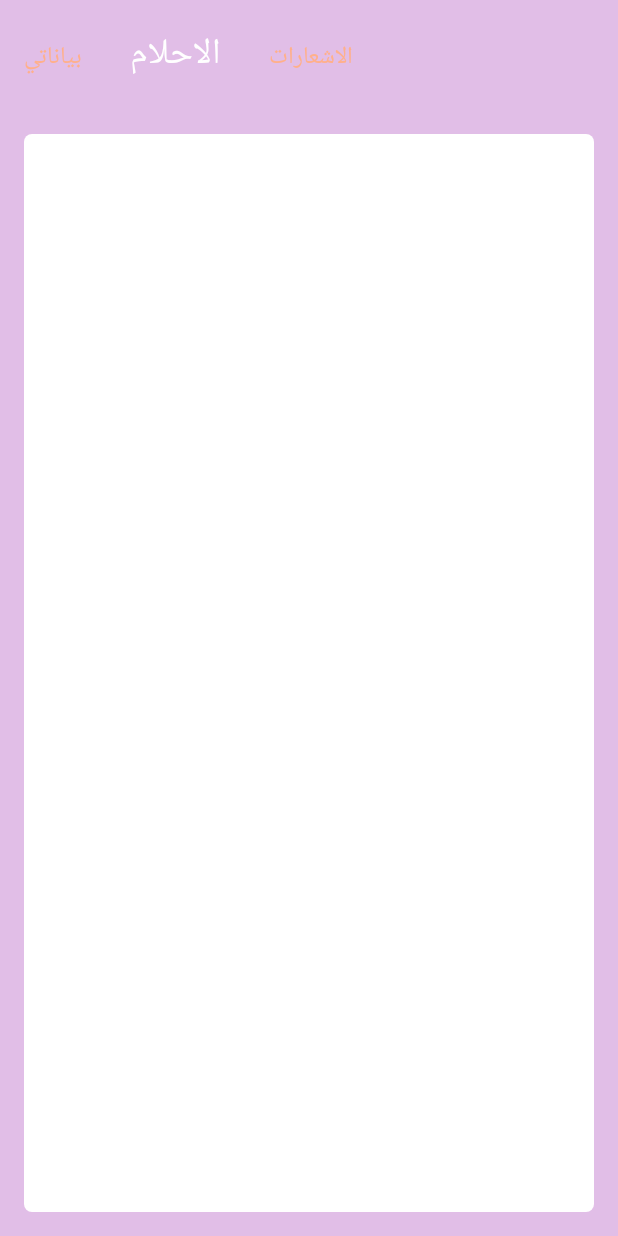
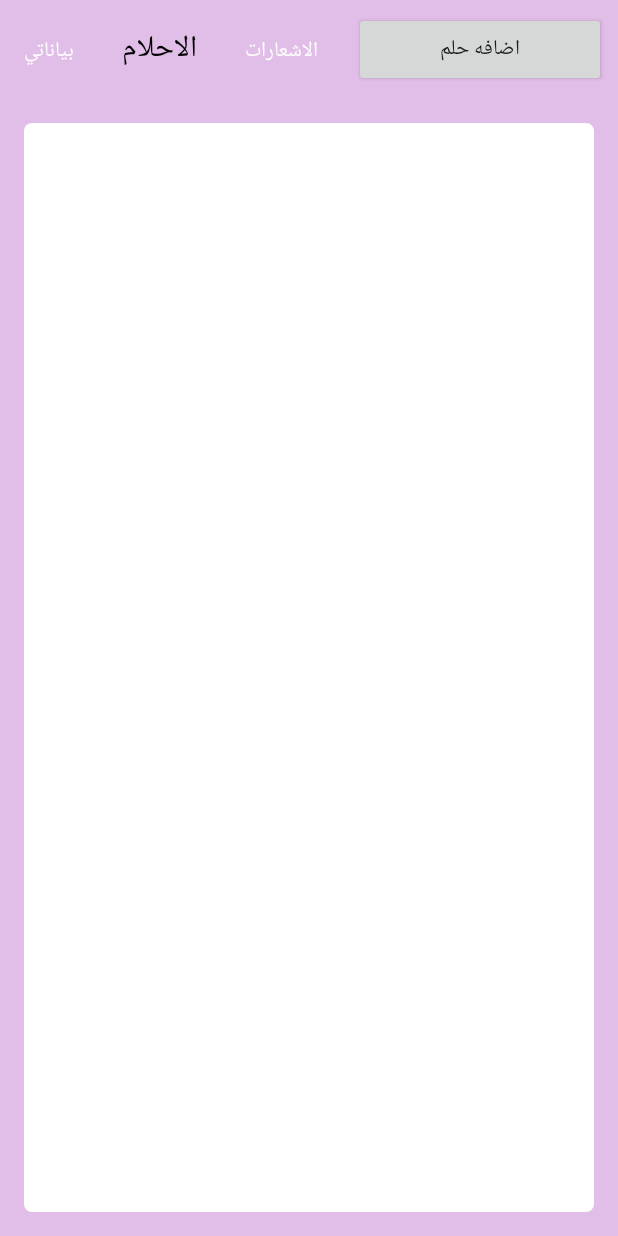
Before and after one commit to AhmedSalemgitHub/DreamnewDesign, an Android app: the screen it shows after launch once a user with an empty profile is signed in (MainActivity), after a tap on "الاحلام", on a phone screen of 412 x 824 dp. Run offline under Robolectric (Android 15) with nearby library versions, the phone set to English and light mode, and no system bars; our stand-ins replace Firebase (no records; nobody signed in at launch, a user with empty details on screens opened directly); Roboto replaces fonts that are not available here.

Commit message:
need update to user pref

```diff
--- a/app/src/main/java/com/tellyourdream/tellyourdream/LoginActivity.java
+++ b/app/src/main/java/com/tellyourdream/tellyourdream/LoginActivity.java
@@ -81,6 +81,7 @@ public class LoginActivity extends AppCompatActivity {
                               if (task.isSuccessful())
                               {
                                   Intent tomainintent = new Intent(LoginActivity.this,MainActivity.class);
+                                  tomainintent.putExtra("email", email);
                                   startActivity(tomainintent);
                                   finish();
 
--- a/app/src/main/java/com/tellyourdream/tellyourdream/MainActivity.java
+++ b/app/src/main/java/com/tellyourdream/tellyourdream/MainActivity.java
@@ -5,6 +5,7 @@ import android.support.v4.view.ViewPager;
 import android.support.v7.app.AppCompatActivity;
 import android.os.Bundle;
 import android.view.View;
+import android.widget.Button;
 import android.widget.TextView;
 
 import com.google.firebase.auth.FirebaseAuth;
@@ -15,6 +16,7 @@ public class MainActivity extends AppCompatActivity {
     private TextView mProfileLabel;
     private TextView mDreamsLabel;
     private TextView mNotificationLabel;
+    private Button mAddDreamButton;
 
     private ViewPager mMainPage;
 
@@ -50,6 +52,15 @@ public class MainActivity extends AppCompatActivity {
         mProfileLabel = (TextView) findViewById(R.id.profile_label_textView);
         mDreamsLabel = (TextView) findViewById(R.id.dream_label_textView);
         mNotificationLabel = (TextView) findViewById(R.id.notification_label_textView);
+
+        mAddDreamButton = (Button) findViewById(R.id.btn_add_dream);
+
+        mAddDreamButton.setOnClickListener(new View.OnClickListener() {
+            @Override
+            public void onClick(View v) {
+
+            }
+        });
 
         mMainPage = (ViewPager) findViewById(R.id.mainPager);
         mPagerViewAdapter = new PagerViewAdapter(getSupportFragmentManager());
@@ -100,35 +111,35 @@ public class MainActivity extends AppCompatActivity {
         if (i == 0)
         {
             mProfileLabel.setTextColor(getResources().getColor(R.color.textTabBright));
-            mProfileLabel.setTextSize(24);
+            mProfileLabel.setTextSize(20);
 
             mDreamsLabel.setTextColor(getResources().getColor(R.color.textTabLight));
-            mDreamsLabel.setTextSize(16);
+            mDreamsLabel.setTextSize(14);
 
             mNotificationLabel.setTextColor(getResources().getColor(R.color.textTabLight));
-            mNotificationLabel.setTextSize(16);
+            mNotificationLabel.setTextSize(14);
         }
         else if (i == 1)
         {
             mProfileLabel.setTextColor(getResources().getColor(R.color.textTabLight));
-            mProfileLabel.setTextSize(16);
+            mProfileLabel.setTextSize(14);
 
             mDreamsLabel.setTextColor(getResources().getColor(R.color.textTabBright));
-            mDreamsLabel.setTextSize(24);
+            mDreamsLabel.setTextSize(20);
 
             mNotificationLabel.setTextColor(getResources().getColor(R.color.textTabLight));
-            mNotificationLabel.setTextSize(16);
+            mNotificationLabel.setTextSize(14);
         }
         else if ( i == 2)
         {
             mProfileLabel.setTextColor(getResources().getColor(R.color.textTabLight));
-            mProfileLabel.setTextSize(16);
+            mProfileLabel.setTextSize(14);
 
             mDreamsLabel.setTextColor(getResources().getColor(R.color.textTabLight));
-            mDreamsLabel.setTextSize(16);
+            mDreamsLabel.setTextSize(14);
 
             mNotificationLabel.setTextColor(getResources().getColor(R.color.textTabBright));
-            mNotificationLabel.setTextSize(26);
+            mNotificationLabel.setTextSize(20);
         }
     }
 }
--- a/app/src/main/java/com/tellyourdream/tellyourdream/profileFragment.java
+++ b/app/src/main/java/com/tellyourdream/tellyourdream/profileFragment.java
@@ -23,6 +23,7 @@ public class profileFragment extends Fragment {
     private Button mLogoutButton;
     private FirebaseAuth mAuth;
     private EditText profileName, profileEmail, profileAge, profileMarital, profileGender;
+    private String email;
 
     SharedPreferences preferences;
 
@@ -50,7 +51,9 @@ public class profileFragment extends Fragment {
         profileMarital = view.findViewById(R.id.profileMarital_editText);
         profileGender = view.findViewById(R.id.profileGender_editText);
 
-        preferences = getActivity().getSharedPreferences("localData", Context.MODE_PRIVATE);
+        email = getActivity().getIntent().getStringExtra("email");
+
+        preferences = getActivity().getSharedPreferences(email, Context.MODE_PRIVATE);
 
         if (preferences != null) {
             profileName.setText(preferences.getString("name", "No Data found"));
@@ -73,4 +76,5 @@ public class profileFragment extends Fragment {
         return view;
     }
 
+
 }
--- a/app/src/main/res/layout/activity_main.xml
+++ b/app/src/main/res/layout/activity_main.xml
@@ -25,7 +25,7 @@
             android:padding="16dp"
             android:text="بياناتي"
             android:textColor="@color/textTabBright"
-            android:textSize="24sp" />
+            android:textSize="20sp" />
 
         <TextView
             android:id="@+id/dream_label_textView"
@@ -36,7 +36,7 @@
             android:padding="16dp"
             android:text="الاحلام"
             android:textColor="@color/textTabLight"
-            android:textSize="16sp" />
+            android:textSize="14sp" />
 
         <TextView
             android:id="@+id/notification_label_textView"
@@ -47,7 +47,7 @@
             android:padding="16dp"
             android:text="الاشعارات"
             android:textColor="@color/textTabLight"
-            android:textSize="16sp" />
+            android:textSize="14sp" />
     </LinearLayout>
 
     <android.support.v4.view.ViewPager
@@ -59,4 +59,19 @@
         android:layout_alignParentBottom="true">
 
     </android.support.v4.view.ViewPager>
+
+    <Button
+        android:id="@+id/btn_add_dream"
+        android:layout_width="wrap_content"
+        android:layout_height="wrap_content"
+        android:layout_above="@+id/mainPager"
+        android:layout_alignParentTop="true"
+        android:layout_alignParentEnd="true"
+        android:layout_marginStart="8dp"
+        android:layout_marginTop="8dp"
+        android:layout_marginEnd="8dp"
+        android:layout_marginBottom="8dp"
+        android:layout_toEndOf="@+id/tabs_layout"
+        android:text="اضافه حلم"
+        android:textSize="14sp" />
 </RelativeLayout>
--- a/app/src/main/res/values/colors.xml
+++ b/app/src/main/res/values/colors.xml
@@ -4,6 +4,6 @@
     <color name="colorPrimaryDark">#9c27b0</color>
     <color name="colorAccent">#ffcdd2</color>
 
-    <color name="textTabLight">#ffb08b</color>
-    <color name="textTabBright">#ffffff</color>
+    <color name="textTabLight">#fdfdfd</color>
+    <color name="textTabBright">#000000</color>
 </resources>
```
Also changed, not shown: app/src/main/java/com/tellyourdream/tellyourdream/RegisterActivity.java (+5 -2 lines).
